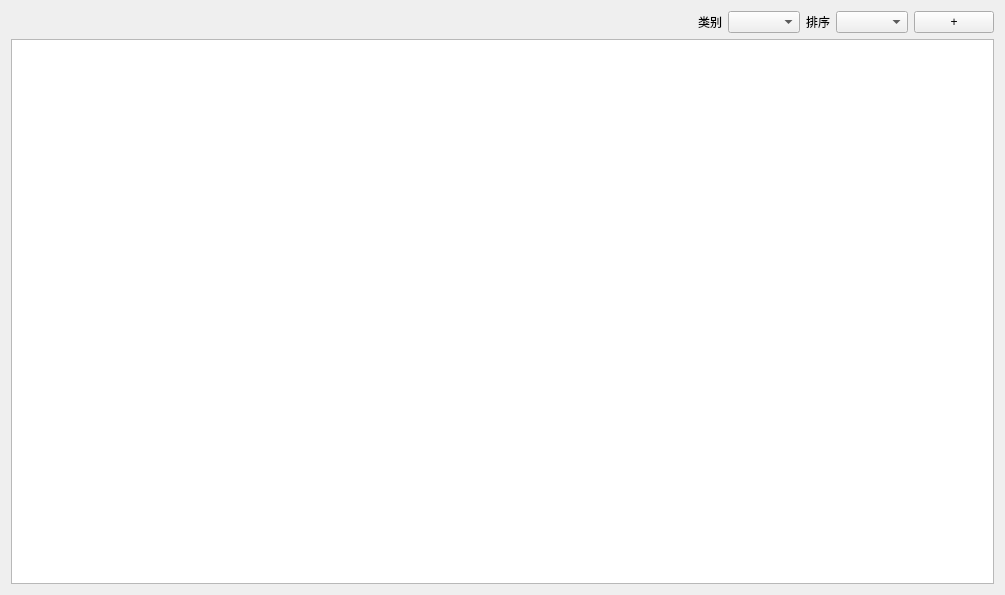
Above: mainwidget.ui from suibaian/TaskReminder before the change. Below: the same form after it.
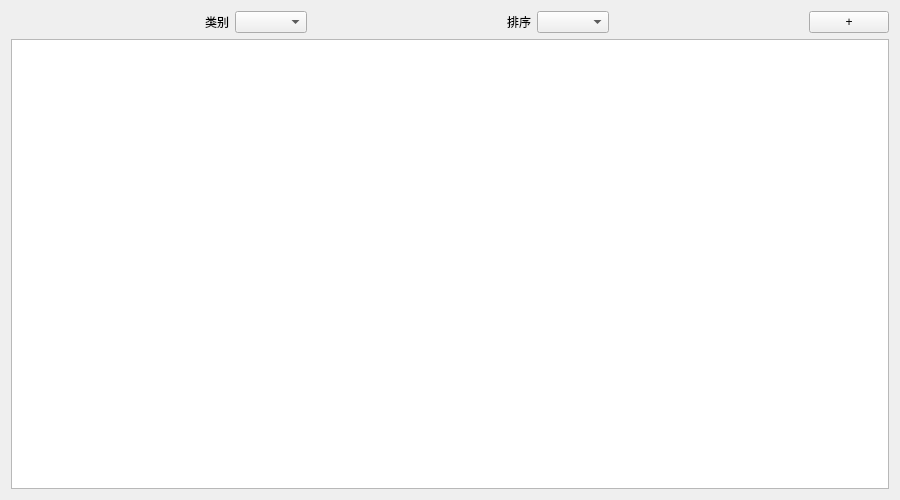
That is the form after the change.

```diff
--- a/mainwidget.ui
+++ b/mainwidget.ui
@@ -6,8 +6,8 @@
    <rect>
     <x>0</x>
     <y>0</y>
-    <width>1005</width>
-    <height>595</height>
+    <width>900</width>
+    <height>500</height>
    </rect>
   </property>
   <property name="windowTitle">
@@ -37,7 +37,27 @@
       </widget>
      </item>
      <item>
-      <widget class="QComboBox" name="class_comboBox"/>
+      <widget class="QComboBox" name="class_comboBox">
+       <property name="sizePolicy">
+        <sizepolicy hsizetype="Fixed" vsizetype="Fixed">
+         <horstretch>0</horstretch>
+         <verstretch>0</verstretch>
+        </sizepolicy>
+       </property>
+      </widget>
+     </item>
+     <item>
+      <spacer name="horizontalSpacer_2">
+       <property name="orientation">
+        <enum>Qt::Horizontal</enum>
+       </property>
+       <property name="sizeHint" stdset="0">
+        <size>
+         <width>40</width>
+         <height>20</height>
+        </size>
+       </property>
+      </spacer>
      </item>
      <item>
       <widget class="QLabel" name="label_2">
@@ -47,7 +67,27 @@
       </widget>
      </item>
      <item>
-      <widget class="QComboBox" name="sort_comboBox"/>
+      <widget class="QComboBox" name="sort_comboBox">
+       <property name="sizePolicy">
+        <sizepolicy hsizetype="Fixed" vsizetype="Fixed">
+         <horstretch>0</horstretch>
+         <verstretch>0</verstretch>
+        </sizepolicy>
+       </property>
+      </widget>
+     </item>
+     <item>
+      <spacer name="horizontalSpacer_3">
+       <property name="orientation">
+        <enum>Qt::Horizontal</enum>
+       </property>
+       <property name="sizeHint" stdset="0">
+        <size>
+         <width>40</width>
+         <height>20</height>
+        </size>
+       </property>
+      </spacer>
      </item>
      <item>
       <widget class="QPushButton" name="addTask_pushButton">
```
